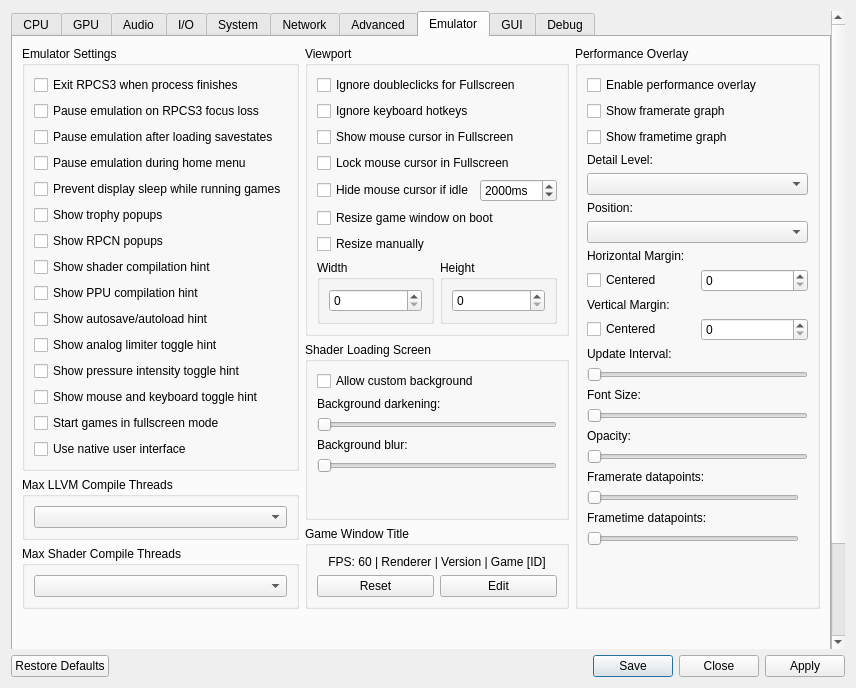
Before: the Qt Designer form rpcs3/rpcs3qt/settings_dialog.ui in RPCS3/rpcs3, drawn with Qt 5.
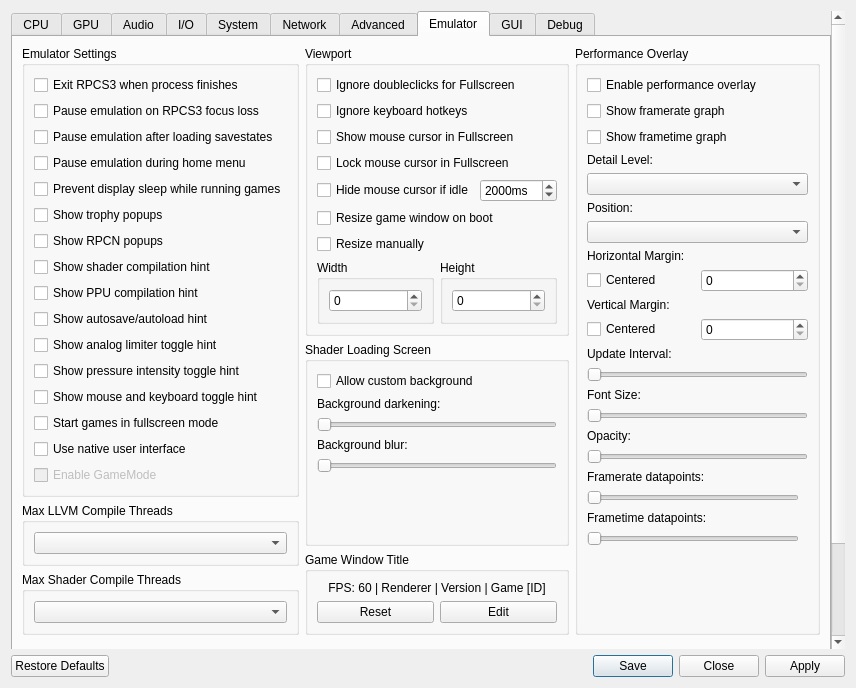
After: the same form once the commit is applied. The open tabs and pages were chosen to show the change. Icons and pictures are not drawn.

Commit message: [Linux] Implement Feral Interactive's Gamemode for Potential Performance Increases (#17325)

```diff
--- a/rpcs3/rpcs3qt/settings_dialog.ui
+++ b/rpcs3/rpcs3qt/settings_dialog.ui
@@ -3022,6 +3022,19 @@
                  </property>
                 </widget>
                </item>
+               <item>
+                <widget class="QCheckBox" name="enableGamemode">
+                 <property name="enabled">
+                  <bool>false</bool>
+                 </property>
+                 <property name="visible">
+                   <bool>false</bool>
+                 </property>
+                 <property name="text">
+                  <string>Enable GameMode</string>
+                 </property>
+                </widget>
+               </item>
                <item>
                 <spacer name="emulatorTabSpacerLeft">
                  <property name="orientation">
```
The commit also changes 15 other files.
